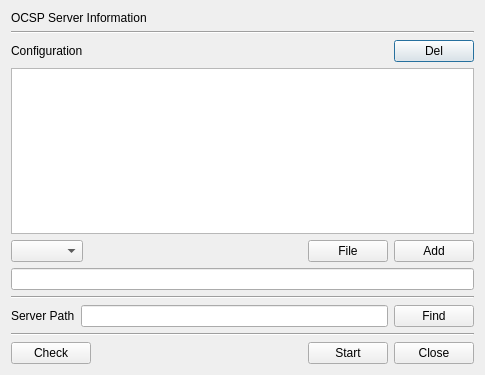
The window that CertMan/ocsp_srv_dlg.ui (jykim74/CertMan) describes before a commit, drawn with Qt 5.
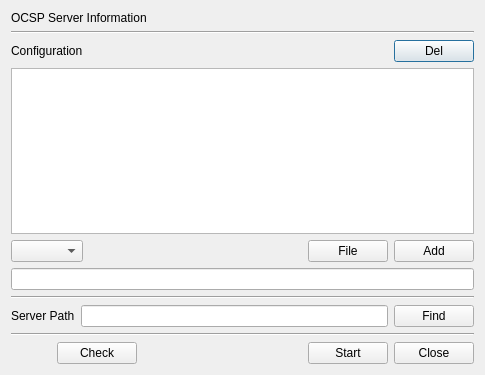
The same window after the commit. Icons and pictures are not drawn.

Patch:
```diff
--- a/CertMan/ocsp_srv_dlg.ui
+++ b/CertMan/ocsp_srv_dlg.ui
@@ -149,28 +149,21 @@
      <property name="topMargin">
       <number>0</number>
      </property>
-     <item row="0" column="0">
-      <widget class="QPushButton" name="mCheckBtn">
-       <property name="text">
-        <string>Check</string>
-       </property>
-      </widget>
-     </item>
-     <item row="0" column="3">
+     <item row="0" column="4">
       <widget class="QPushButton" name="mCloseBtn">
        <property name="text">
         <string>Close</string>
        </property>
       </widget>
      </item>
-     <item row="0" column="2">
+     <item row="0" column="3">
       <widget class="QPushButton" name="mStartBtn">
        <property name="text">
         <string>Start</string>
        </property>
       </widget>
      </item>
-     <item row="0" column="1">
+     <item row="0" column="2">
       <spacer name="horizontalSpacer">
        <property name="orientation">
         <enum>Qt::Horizontal</enum>
@@ -183,6 +176,27 @@
        </property>
       </spacer>
      </item>
+     <item row="0" column="1">
+      <widget class="QPushButton" name="mCheckBtn">
+       <property name="text">
+        <string>Check</string>
+       </property>
+      </widget>
+     </item>
+     <item row="0" column="0">
+      <widget class="QPushButton" name="mOnBtn">
+       <property name="text">
+        <string/>
+       </property>
+       <property name="icon">
+        <iconset resource="certman.qrc">
+         <normaloff>:/images/on.png</normaloff>:/images/on.png</iconset>
+       </property>
+       <property name="flat">
+        <bool>true</bool>
+       </property>
+      </widget>
+     </item>
     </layout>
    </item>
   </layout>
```
Left out of the diff: 4 changed lines with no effect on the pictures.
